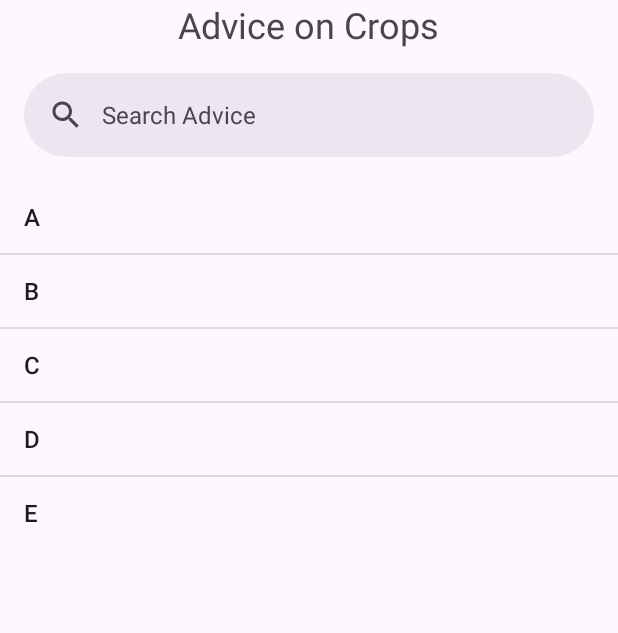
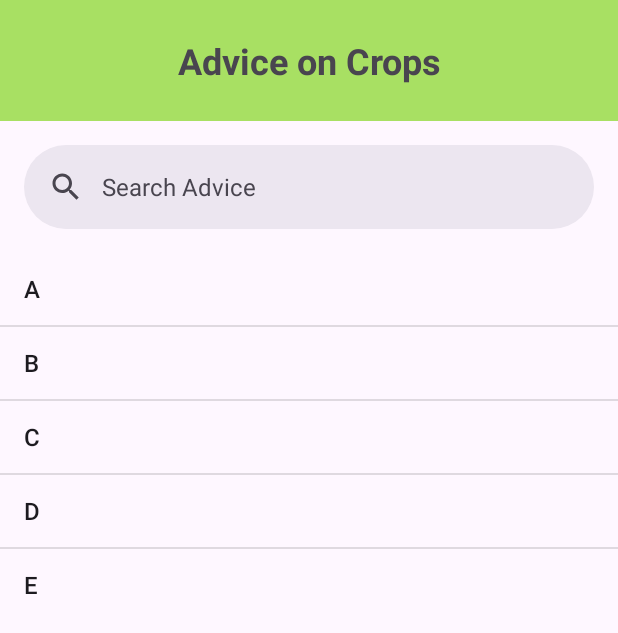
Before and after one commit to Mebanseibor/CropWise, an Android app: the screen it shows after launch once a user with an empty profile is signed in (Advice), after a tap on "Crops", on a phone screen of 412 x 824 dp. Shown: the top 633 px of the screen. Run offline under Robolectric (Android 15) with nearby library versions, the phone set to English and light mode, and no system bars; our stand-ins replace Firebase (no records; nobody signed in at launch, a user with empty details on screens opened directly).

Commit message:
Added Rating Bar - Added background color to the title of some features

```diff
--- a/app/src/main/AndroidManifest.xml
+++ b/app/src/main/AndroidManifest.xml
@@ -55,6 +55,11 @@
             android:exported="true" >
         </activity>
 
+        <activity
+            android:name=".rating.AppRating"
+            android:exported="true" >
+        </activity>
+
 
     </application>
 
--- a/app/src/main/java/com/example/cropwise/actionbar/mainToolBar.kt
+++ b/app/src/main/java/com/example/cropwise/actionbar/mainToolBar.kt
@@ -7,6 +7,7 @@ import androidx.appcompat.app.AppCompatActivity
 import com.example.cropwise.GO
 import com.example.cropwise.R
 import com.example.cropwise.SettingsActivity
+import com.example.cropwise.rating.AppRating
 import com.example.cropwise.toast.displayAboutApp
 import com.example.cropwise.toast.displayComingSoon
 
@@ -37,6 +38,11 @@ class mainToolBar(private val context : Context){
                 context.startActivity(intent)
                 true
             }
+            R.id.menu_item_rating-> {
+                val intent = Intent(context, AppRating::class.java)
+                context.startActivity(intent)
+                true
+            }
             else -> {true}
         }
         return itemSelected
--- /dev/null
+++ b/app/src/main/res/drawable/baseline_star_rate_24.xml
@@ -0,0 +1,5 @@
+<vector xmlns:android="http://schemas.android.com/apk/res/android" android:height="24dp" android:tint="#000000" android:viewportHeight="24" android:viewportWidth="24" android:width="24dp">
+
+    <path android:fillColor="@android:color/white" android:pathData="M14.43,10l-2.43,-8l-2.43,8l-7.57,0l6.18,4.41l-2.35,7.59l6.17,-4.69l6.18,4.69l-2.35,-7.59l6.17,-4.41z"/>
+
+</vector>
--- a/app/src/main/res/layout/fragment_advice_crops.xml
+++ b/app/src/main/res/layout/fragment_advice_crops.xml
@@ -8,10 +8,14 @@
 
     <TextView
         android:id="@+id/textViewTitle"
-        android:layout_width="wrap_content"
+        android:layout_width="match_parent"
         android:layout_height="wrap_content"
         android:text="Default Advice Title"
         android:textSize="24sp"
+        android:textStyle="bold"
+        android:background="@color/themeMainPrimaryLight"
+        android:textAlignment="center"
+        android:padding="24sp"
         />
 
     <com.google.android.material.search.SearchBar
--- a/app/src/main/res/layout/fragment_tracking_sunangle.xml
+++ b/app/src/main/res/layout/fragment_tracking_sunangle.xml
@@ -12,10 +12,14 @@
         >
 
         <TextView
-            android:layout_width="wrap_content"
+            android:layout_width="match_parent"
             android:layout_height="wrap_content"
             android:text="@string/tracking_sunangle_title"
             android:textSize="24sp"
+            android:textStyle="bold"
+            android:background="@color/themeMainPrimaryLight"
+            android:textAlignment="center"
+            android:padding="24sp"
             />
 
 
--- a/app/src/main/res/layout/fragment_tracking_time.xml
+++ b/app/src/main/res/layout/fragment_tracking_time.xml
@@ -11,10 +11,14 @@
         >
 
         <TextView
-            android:layout_width="wrap_content"
+            android:layout_width="match_parent"
             android:layout_height="wrap_content"
             android:text="@string/tracking_time_title"
             android:textSize="24sp"
+            android:textStyle="bold"
+            android:background="@color/themeMainPrimaryLight"
+            android:textAlignment="center"
+            android:padding="24sp"
             />
 
 
--- a/app/src/main/res/menu/main_toolbar.xml
+++ b/app/src/main/res/menu/main_toolbar.xml
@@ -12,11 +12,21 @@
         />
 
     <item
+        android:id="@+id/menu_item_rating"
+        android:title="App Rating"
+        android:tooltipText="Navigates to App Rating"
+        android:icon="@drawable/baseline_star_rate_24"
+        android:orderInCategory="101"
+        app:showAsAction="always"
+        />
+
+    <item
         android:id="@+id/menu_item_settings"
         android:title="Settings"
         android:tooltipText="Navigates to Settings"
         android:icon="@drawable/baseline_settings_24"
-        android:orderInCategory="101"
+        android:orderInCategory="200"
         app:showAsAction="always"
         />
+
 </menu>
--- a/app/src/main/res/values/colors.xml
+++ b/app/src/main/res/values/colors.xml
@@ -8,4 +8,7 @@
     <color name="themeMainNeutralMedium">#FF9a9a9a</color>
     <color name="themeMainNeutralDark">#FF454545</color>
     <color name="toastBackdrop">#44000000</color>
+
+    <color name="ratingBar_primary">#FF808080</color>
+    <color name="ratingBar_secondary">#FFFFFF00</color>
 </resources>
```
Also changed, not shown: app/src/main/java/com/example/cropwise/rating/AppRating.kt (added, +41 -0 lines), app/src/main/res/layout/activity_apprating.xml (added, +50 -0 lines).
